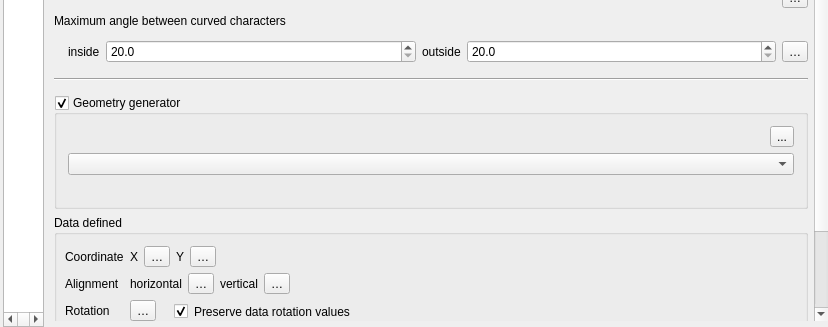
First picture: the form in src/ui/qgstextformatwidgetbase.ui, repository qgis/QGIS, before the edit; both pictures show x 0 to 828 and y 754 to 1081 of the 828 by 1081 pixel window.
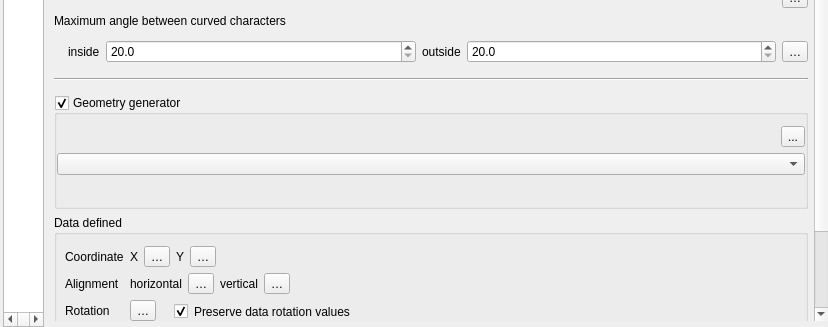
Second picture: the form after the edit. Icons and pictures are not drawn. Custom widgets are drawn as their Qt base class.

Commit message: Better UX for configuration interface

```diff
--- a/src/ui/qgstextformatwidgetbase.ui
+++ b/src/ui/qgstextformatwidgetbase.ui
@@ -5000,6 +5000,12 @@
                          <bool>true</bool>
                         </property>
                         <layout class="QGridLayout" name="gridLayout_41">
+                         <property name="leftMargin">
+                          <number>0</number>
+                         </property>
+                         <property name="rightMargin">
+                          <number>0</number>
+                         </property>
                          <item row="1" column="0" rowspan="2">
                           <widget class="QgsCodeEditorExpression" name="mGeometryGenerator" native="true"/>
                          </item>
```
Left out of the diff: 3 changed lines with no effect on the pictures. The commit also changes 2 other files.
